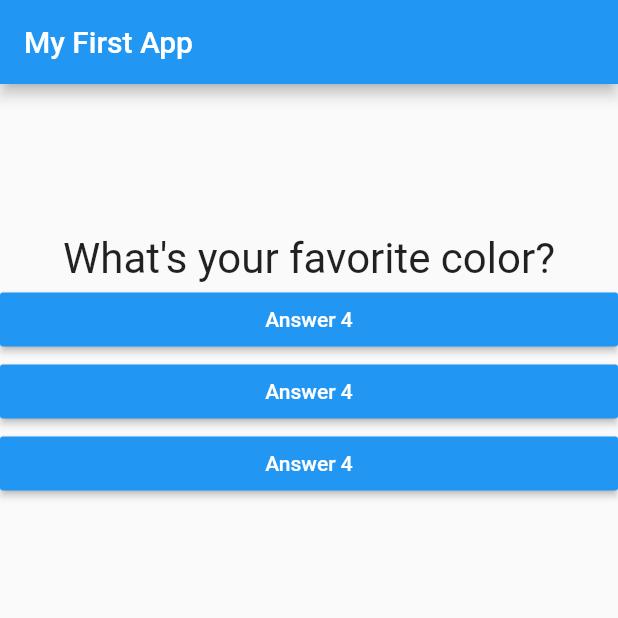
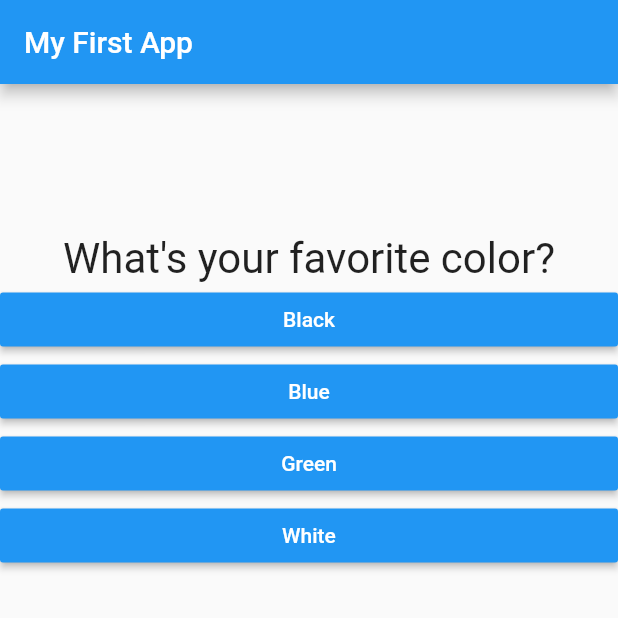
Before and after one commit to hammadkhan30/flutterquizapp, a Flutter app: the screen it shows after launch, on a phone screen of 412 x 824 dp, the top half of it. Run offline on Flutter 3.47's test engine with Material 2 defaults, Android fonts, the phone set to English and light mode, and no system bars.

Commit message:
added map datastructures to store the questions and answer in the main.dart

```diff
--- a/lib/answer.dart
+++ b/lib/answer.dart
@@ -2,8 +2,9 @@ import 'package:flutter/material.dart';
 
 class Answer extends StatelessWidget {
   final Function selectHandler;
+  final String answerText;
 
-  Answer(this.selectHandler);
+  Answer(this.selectHandler, this.answerText);
 
   @override
   Widget build(BuildContext context) {
@@ -12,7 +13,7 @@ class Answer extends StatelessWidget {
       child: RaisedButton(
         color: Colors.blue,
         textColor: Colors.white,
-        child: Text('Answer 4'),
+        child: Text(answerText),
         onPressed: selectHandler,
       ),
     );
--- a/lib/main.dart
+++ b/lib/main.dart
@@ -49,9 +49,9 @@ class _MyAppState extends State<MyApp> {
         body: Column(
           children: [
             Question(question[_questionIndex]['questionText']),
-            Answer(_answerQuestion),
-            Answer(_answerQuestion),
-            Answer(_answerQuestion),
+            ...(question[_questionIndex]['answer'] as List<String>).map((answer) {
+              return Answer(_answerQuestion, answer);
+            }).toList()
           ],
         ),
       ),
```
